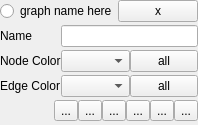
This is src/Interface/GraphPropertiesWidget.ui in KDE/rocs as Qt 5 draws it before an edit. The edited form follows.
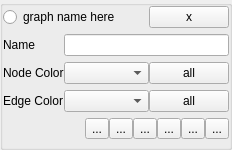
This is the edited form. Custom widgets are drawn as their Qt base class.

Diff of the .ui file:
```diff
--- a/src/Interface/GraphPropertiesWidget.ui
+++ b/src/Interface/GraphPropertiesWidget.ui
@@ -1,13 +1,13 @@
 <?xml version="1.0" encoding="UTF-8"?>
 <ui version="4.0">
  <class>GraphPropertiesWidget</class>
- <widget class="QWidget" name="GraphPropertiesWidget">
+ <widget class="KButtonGroup" name="GraphPropertiesWidget">
   <property name="geometry">
    <rect>
     <x>0</x>
     <y>0</y>
-    <width>198</width>
-    <height>125</height>
+    <width>232</width>
+    <height>150</height>
    </rect>
   </property>
   <property name="sizePolicy">
@@ -239,6 +239,12 @@
   </layout>
  </widget>
  <customwidgets>
+  <customwidget>
+   <class>KButtonGroup</class>
+   <extends>QGroupBox</extends>
+   <header>kbuttongroup.h</header>
+   <container>1</container>
+  </customwidget>
   <customwidget>
    <class>KPushButton</class>
    <extends>QPushButton</extends>
```
Left out of the diff: 2 changed lines with no effect on the pictures.
